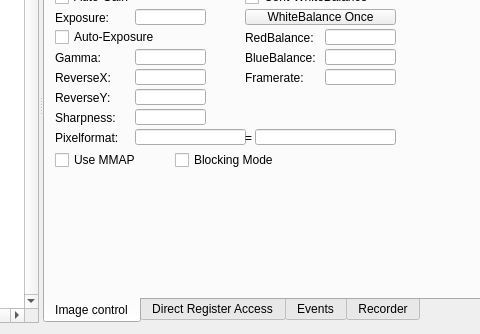
Old version of the form Source/res/v4l2test.ui in the repository alliedvision/V4L2Viewer; both pictures show x 395 to 875 and y 486 to 820 of the 1224 by 820 pixel window.
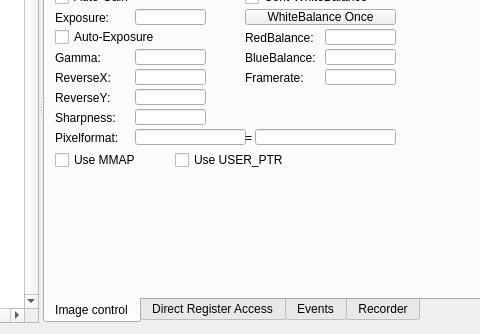
New version of the form. Icons and pictures are not drawn.

Commit message: Flip image

What changed in the file:
```diff
--- a/Source/res/v4l2test.ui
+++ b/Source/res/v4l2test.ui
@@ -722,7 +722,7 @@
            </rect>
           </property>
           <property name="text">
-           <string>Blocking Mode</string>
+           <string>Use USER_PTR</string>
           </property>
          </widget>
          <widget class="QCheckBox" name="m_chkUseMMAP">
```
Left out of the diff: 20 changed lines with no effect on the pictures. The commit also changes 2 other files.
